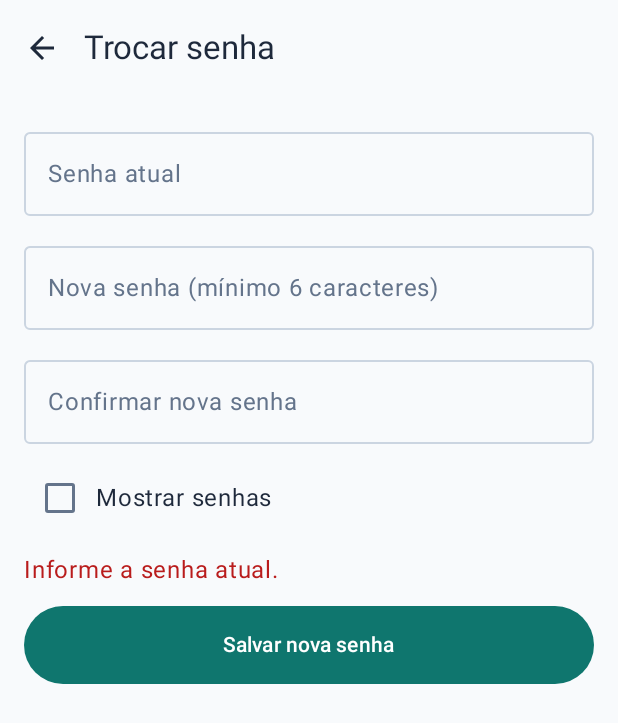
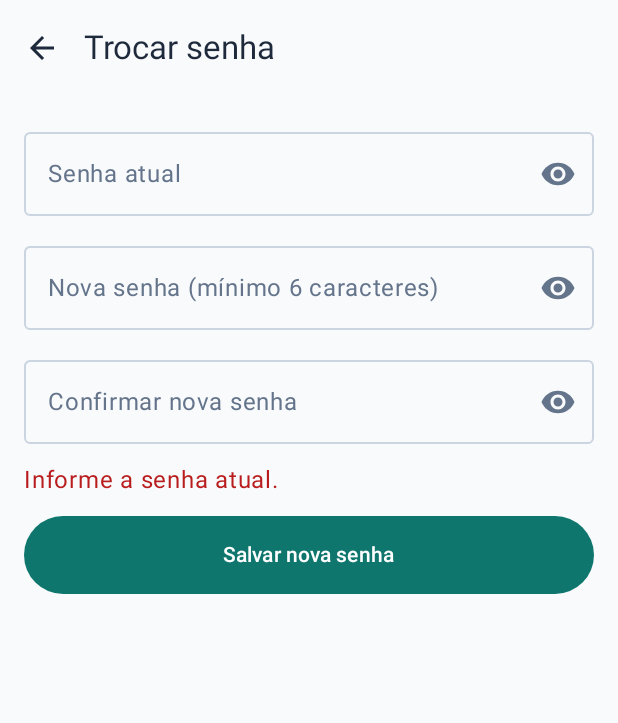
Before and after one commit to Silmara-Lima/remedio-certo-android, an Android app built with Jetpack Compose: the composable TrocarSenhaScreen shown on its own in the app's theme, after a tap on "Salvar nova senha", on a phone screen of 412 x 824 dp. Shown: the top 723 px of the screen. Run offline under Robolectric (Android 15) with nearby library versions, the phone set to English and light mode, and no system bars.

Commit message:
Olhinho para mostrar a senha e rolagem na tela Mais

```diff
--- /dev/null
+++ b/RemedioCerto/app/src/main/java/br/com/remediocerto/core/ui/CampoSenha.kt
@@ -0,0 +1,76 @@
+package br.com.remediocerto.core.ui
+
+import androidx.compose.foundation.text.KeyboardOptions
+import androidx.compose.foundation.layout.fillMaxWidth
+import androidx.compose.material3.Icon
+import androidx.compose.material3.IconButton
+import androidx.compose.material3.OutlinedTextField
+import androidx.compose.material3.Text
+import androidx.compose.runtime.Composable
+import androidx.compose.runtime.getValue
+import androidx.compose.runtime.mutableStateOf
+import androidx.compose.runtime.saveable.rememberSaveable
+import androidx.compose.runtime.setValue
+import androidx.compose.ui.Modifier
+import androidx.compose.ui.graphics.Color
+import androidx.compose.ui.graphics.SolidColor
+import androidx.compose.ui.graphics.vector.ImageVector
+import androidx.compose.ui.graphics.vector.addPathNodes
+import androidx.compose.ui.text.input.KeyboardType
+import androidx.compose.ui.text.input.PasswordVisualTransformation
+import androidx.compose.ui.text.input.VisualTransformation
+import androidx.compose.ui.unit.dp
+
+/**
+ * Campo de senha com o "olhinho" para mostrar ou esconder o que foi digitado.
+ * O leitor de tela anuncia "Mostrar senha" / "Ocultar senha" (RNF04).
+ */
+@Composable
+fun CampoSenha(
+    valor: String,
+    onValorChange: (String) -> Unit,
+    rotulo: String,
+    modifier: Modifier = Modifier.fillMaxWidth(),
+) {
+    var visivel by rememberSaveable { mutableStateOf(false) }
+    OutlinedTextField(
+        value = valor,
+        onValueChange = onValorChange,
+        label = { Text(rotulo) },
+        singleLine = true,
+        visualTransformation = if (visivel) VisualTransformation.None else PasswordVisualTransformation(),
+        keyboardOptions = KeyboardOptions(keyboardType = KeyboardType.Password),
+        trailingIcon = {
+            IconButton(onClick = { visivel = !visivel }) {
+                Icon(
+                    if (visivel) IconeOcultar else IconeMostrar,
+                    contentDescription = if (visivel) "Ocultar senha" else "Mostrar senha",
+                )
+            }
+        },
+        modifier = modifier,
+    )
+}
+
+// Ícones de olho (desenho do Material Design). O pacote básico de ícones do projeto não traz esses dois.
+private fun icone(nome: String, caminho: String): ImageVector =
+    ImageVector.Builder(nome, 24.dp, 24.dp, 24f, 24f)
+        .addPath(pathData = addPathNodes(caminho), fill = SolidColor(Color.Black))
+        .build()
+
+private val IconeMostrar = icone(
+    "Mostrar",
+    "M12,4.5C7,4.5 2.73,7.61 1,12c1.73,4.39 6,7.5 11,7.5s9.27,-3.11 11,-7.5c-1.73,-4.39 -6,-7.5 -11,-7.5z" +
+        "M12,17c-2.76,0 -5,-2.24 -5,-5s2.24,-5 5,-5 5,2.24 5,5 -2.24,5 -5,5zM12,9c-1.66,0 -3,1.34 -3,3s1.34,3 3,3 3,-1.34 3,-3 -1.34,-3 -3,-3z",
+)
+
+private val IconeOcultar = icone(
+    "Ocultar",
+    "M12,7c2.76,0 5,2.24 5,5 0,0.65 -0.13,1.26 -0.36,1.83l2.92,2.92c1.51,-1.26 2.7,-2.89 3.43,-4.75 " +
+        "-1.73,-4.39 -6,-7.5 -11,-7.5 -1.4,0 -2.74,0.25 -3.98,0.7l2.16,2.16C10.74,7.13 11.35,7 12,7z" +
+        "M2,4.27l2.28,2.28 0.46,0.46C3.08,8.3 1.78,10.02 1,12c1.73,4.39 6,7.5 11,7.5 1.55,0 3.03,-0.3 4.38,-0.84" +
+        "l0.42,0.42L19.73,22 21,20.73 3.27,3 2,4.27z" +
+        "M7.53,9.8l1.55,1.55c-0.05,0.21 -0.08,0.43 -0.08,0.65 0,1.66 1.34,3 3,3 0.22,0 0.44,-0.03 0.65,-0.08" +
+        "l1.55,1.55c-0.67,0.33 -1.41,0.53 -2.2,0.53 -2.76,0 -5,-2.24 -5,-5 0,-0.79 0.2,-1.53 0.53,-2.2z" +
+        "M11.84,9.02l3.15,3.15 0.02,-0.16c0,-1.66 -1.34,-3 -3,-3l-0.17,0.01z",
+)
--- a/RemedioCerto/app/src/main/java/br/com/remediocerto/feature/perfil/TrocarSenhaScreen.kt
+++ b/RemedioCerto/app/src/main/java/br/com/remediocerto/feature/perfil/TrocarSenhaScreen.kt
@@ -2,7 +2,6 @@ package br.com.remediocerto.feature.perfil
 
 import androidx.compose.foundation.layout.*
 import androidx.compose.foundation.rememberScrollState
-import androidx.compose.foundation.text.KeyboardOptions
 import androidx.compose.foundation.verticalScroll
 import androidx.compose.material.icons.Icons
 import androidx.compose.material.icons.automirrored.filled.ArrowBack
@@ -10,9 +9,6 @@ import androidx.compose.material3.*
 import androidx.compose.runtime.*
 import androidx.compose.ui.Modifier
 import androidx.compose.ui.graphics.Color
-import androidx.compose.ui.text.input.KeyboardType
-import androidx.compose.ui.text.input.PasswordVisualTransformation
-import androidx.compose.ui.text.input.VisualTransformation
 import androidx.compose.ui.unit.dp
 import androidx.lifecycle.ViewModel
 import androidx.lifecycle.viewModelScope
@@ -20,6 +16,7 @@ import androidx.lifecycle.viewmodel.compose.viewModel
 import br.com.remediocerto.core.network.ApiClient
 import br.com.remediocerto.core.network.TrocarSenhaRequest
 import br.com.remediocerto.core.network.mensagemDeErro
+import br.com.remediocerto.core.ui.CampoSenha
 import kotlinx.coroutines.launch
 import retrofit2.HttpException
 import java.io.IOException
@@ -59,9 +56,6 @@ class TrocarSenhaViewModel : ViewModel() {
 @OptIn(ExperimentalMaterial3Api::class)
 @Composable
 fun TrocarSenhaScreen(onVoltar: () -> Unit, vm: TrocarSenhaViewModel = viewModel()) {
-    var mostrar by remember { mutableStateOf(false) }
-    val transformacao = if (mostrar) VisualTransformation.None else PasswordVisualTransformation()
-
     Scaffold(
         topBar = {
             TopAppBar(
@@ -78,22 +72,9 @@ fun TrocarSenhaScreen(onVoltar: () -> Unit, vm: TrocarSenhaViewModel = viewModel
             Modifier.padding(padding).fillMaxSize().imePadding().verticalScroll(rememberScrollState()).padding(16.dp),
             verticalArrangement = Arrangement.spacedBy(12.dp),
         ) {
-            listOf(
-                Triple("Senha atual", vm.atual) { v: String -> vm.atual = v },
-                Triple("Nova senha (mínimo 6 caracteres)", vm.nova) { v: String -> vm.nova = v },
-                Triple("Confirmar nova senha", vm.confirmacao) { v: String -> vm.confirmacao = v },
-            ).forEach { (rotulo, valor, onChange) ->
-                OutlinedTextField(
-                    value = valor, onValueChange = onChange, label = { Text(rotulo) }, singleLine = true,
-                    visualTransformation = transformacao,
-                    keyboardOptions = KeyboardOptions(keyboardType = KeyboardType.Password),
-                    modifier = Modifier.fillMaxWidth(),
-                )
-            }
-            Row(verticalAlignment = androidx.compose.ui.Alignment.CenterVertically) {
-                Checkbox(checked = mostrar, onCheckedChange = { mostrar = it })
-                Text("Mostrar senhas")
-            }
+            CampoSenha(valor = vm.atual, onValorChange = { vm.atual = it }, rotulo = "Senha atual")
+            CampoSenha(valor = vm.nova, onValorChange = { vm.nova = it }, rotulo = "Nova senha (mínimo 6 caracteres)")
+            CampoSenha(valor = vm.confirmacao, onValorChange = { vm.confirmacao = it }, rotulo = "Confirmar nova senha")
 
             vm.erro?.let { Text(it, color = MaterialTheme.colorScheme.error) }
             if (vm.sucesso) Text("Senha alterada com sucesso.", color = Color(0xFF15803D))
```
Also changed, not shown: RemedioCerto/app/src/main/java/br/com/remediocerto/core/navigation/MainScreen.kt (+3 -4 lines), RemedioCerto/app/src/main/java/br/com/remediocerto/feature/auth/LoginScreen.kt (+2 -10 lines), RemedioCerto/app/src/main/java/br/com/remediocerto/feature/auth/RecuperarSenhaScreen.kt (+3 -19 lines).
